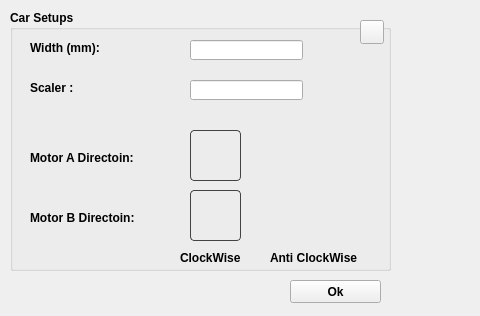
First picture: the form in mDrawGui/CarSetup.ui, repository Makeblock-official/mDrawBot, before the edit; both pictures show x 0 to 480 and y 0 to 316 of the 1020 by 316 pixel window.
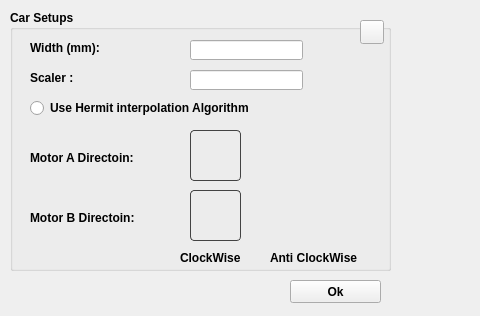
Second picture: the form after the edit. Icons and pictures are not drawn.

Diff of the .ui file:
```diff
--- a/mDrawGui/CarSetup.ui
+++ b/mDrawGui/CarSetup.ui
@@ -206,7 +206,7 @@
     <property name="geometry">
      <rect>
       <x>20</x>
-      <y>70</y>
+      <y>60</y>
       <width>151</width>
       <height>16</height>
      </rect>
@@ -219,7 +219,7 @@
     <property name="geometry">
      <rect>
       <x>180</x>
-      <y>70</y>
+      <y>60</y>
       <width>113</width>
       <height>20</height>
      </rect>
@@ -248,6 +248,19 @@
      </rect>
     </property>
    </widget>
+   <widget class="QRadioButton" name="radioHermit">
+    <property name="geometry">
+     <rect>
+      <x>20</x>
+      <y>90</y>
+      <width>281</width>
+      <height>16</height>
+     </rect>
+    </property>
+    <property name="text">
+     <string>Use Hermit interpolation Algorithm</string>
+    </property>
+   </widget>
   </widget>
   <widget class="QLabel" name="label_2">
    <property name="geometry">
```
